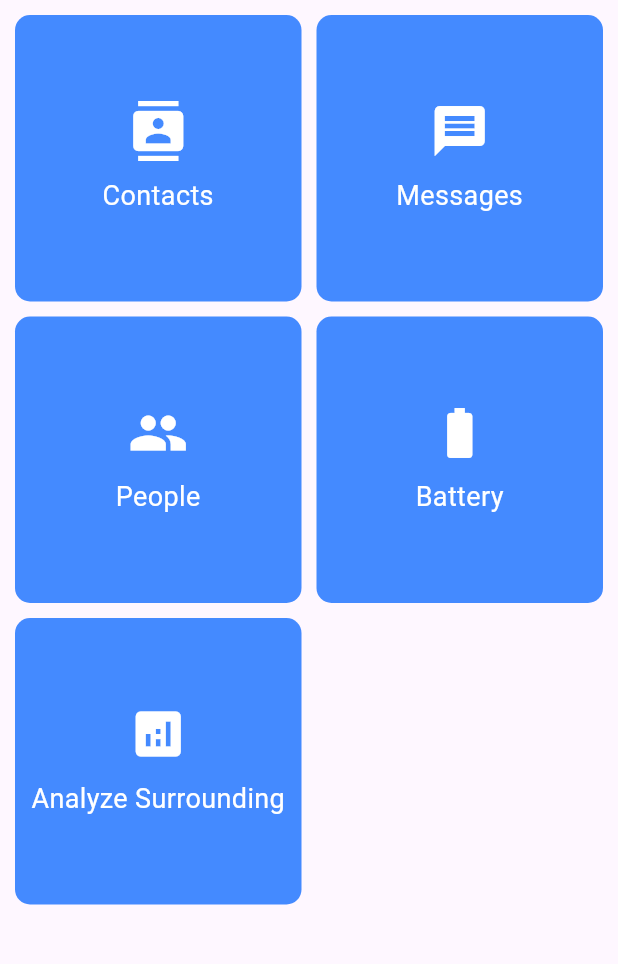
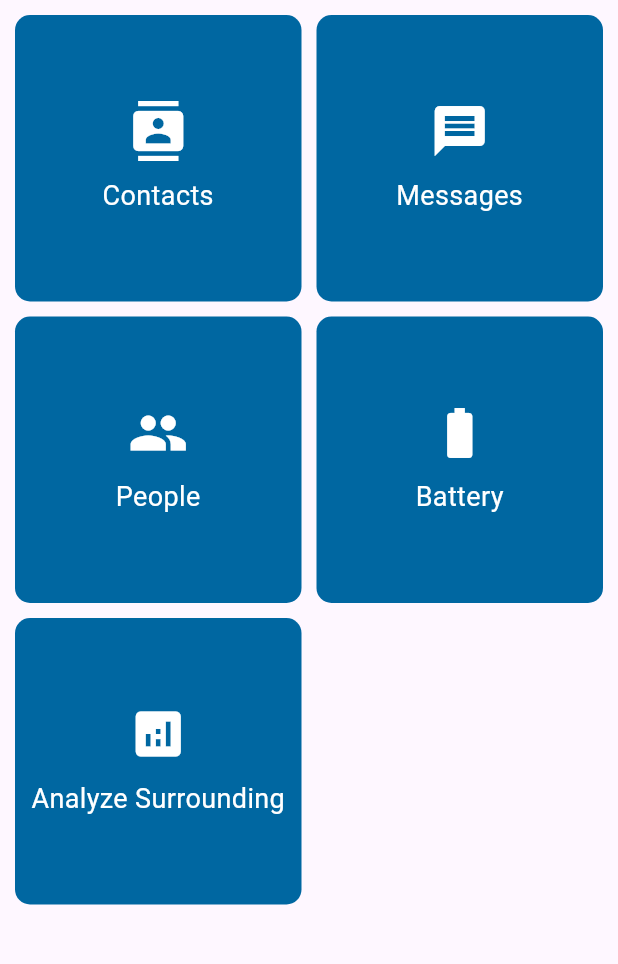
Before and after one commit to varshini250707/flutter_personal_diary, a Flutter app: the screen it shows after launch, on a phone screen of 412 x 824 dp, the part 84-1048 px from its top. Run offline on Flutter 3.47's test engine with Material 3 defaults, Android fonts, the phone set to English and light mode, and no system bars; our stand-ins replace battery_plus, flutter_contacts, flutter_tts, image_picker, permission_handler, shared_preferences; missing offline and left inert: another_telephony, call_log, google_ml_kit.

Commit message:
HomeScreen issue fixed

```diff
--- a/lib/screens/HomeScreen.dart
+++ b/lib/screens/HomeScreen.dart
@@ -64,7 +64,7 @@ class _HomeScreenState extends State<HomeScreen> {
               },
               child: Container(
                 decoration: BoxDecoration(
-                  color: Colors.blueAccent,
+                  color: Color(0xFF0067A1),
                   borderRadius: BorderRadius.circular(10),
                 ),
                 child: Card(
```
